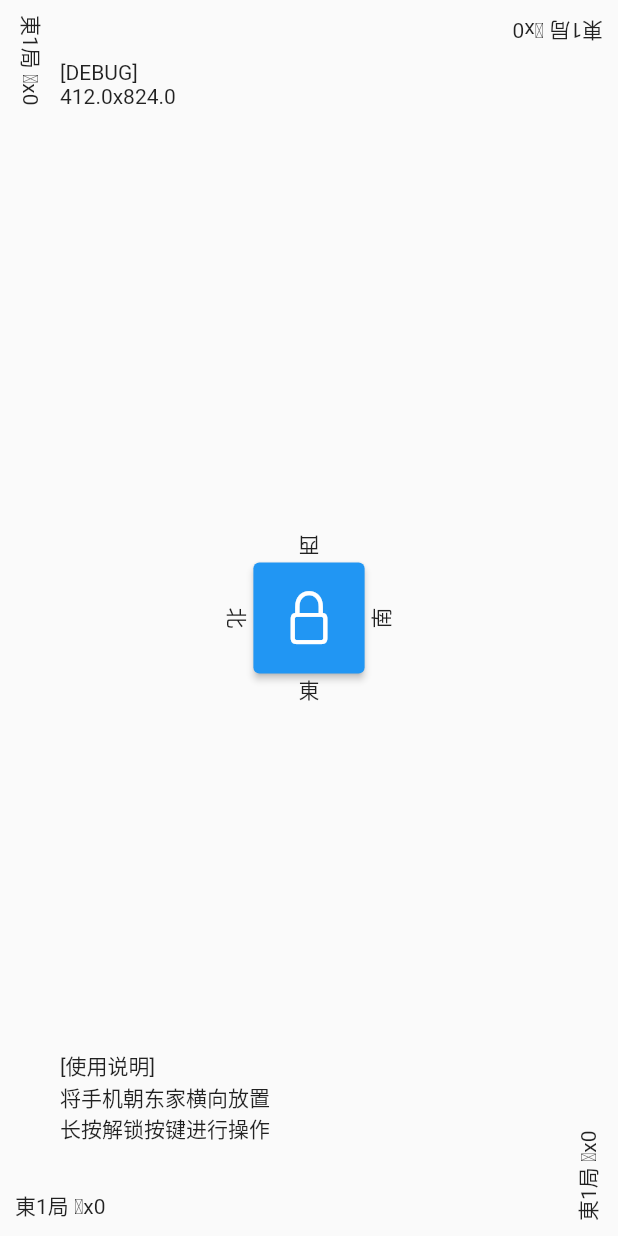
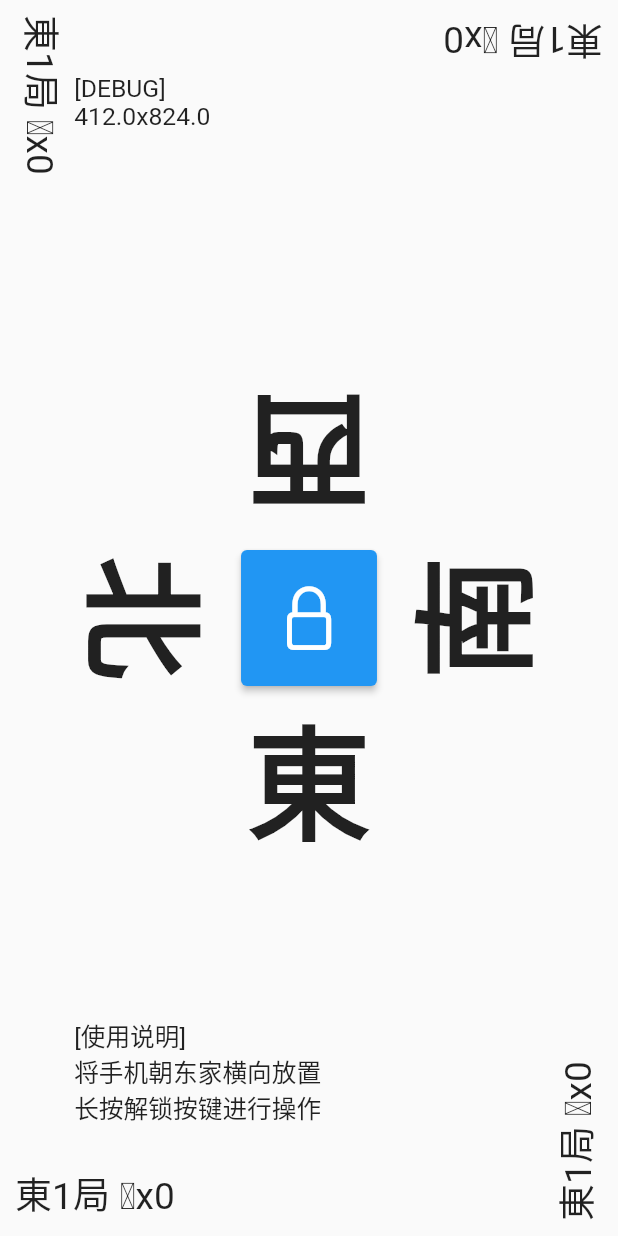
Before and after one commit to Ex-Studio/OfflineMahjongIndicator, a Flutter app: the screen it shows after launch, on a phone screen of 412 x 824 dp. Run offline on Flutter 3.47's test engine with Material 2 defaults, Android fonts, the phone set to English and light mode, and no system bars.

Commit message:
add text style

```diff
--- a/lib/_constants.dart
+++ b/lib/_constants.dart
@@ -1 +1,6 @@
-import 'package:flutter/material.dart';
+const double centerButtonIconSizePercentage = 0.12;
+const double centerButtonPaddingSizePercentage = 0.05;
+const double centerLargeTextSizePercentage = 0.20;
+const double cornerSmallTextSizePercentage = 0.06;
+
+const double debugTextSizePercentage = 0.04;
--- a/lib/main.dart
+++ b/lib/main.dart
@@ -6,6 +6,7 @@ import 'package:flutter/cupertino.dart';
 import 'package:playground221107/_extensions.dart';
 import 'package:playground221107/_models.dart';
 import 'package:playground221107/_widgets.dart';
+import 'package:playground221107/_constants.dart';
 
 void main() {
   runApp(
@@ -37,22 +38,39 @@ ${MyExtensions.screenWidth(context)}x${MyExtensions.screenHeight(context)}
 长按解锁按键进行操作
 """;
 
+    TextStyle cornerSmallTextStyle = TextStyle(
+        fontSize: MyExtensions.screenLengthShorter(context) *
+            cornerSmallTextSizePercentage);
+
     final currentJuChangText = Consumer<MyModel>(
       builder: (context, model, child) {
-        return Text("${model.currentJu.description()} ꘖx${model.currentChang}");
+        return Text(
+          "${model.currentJu.description()} ꘖx${model.currentChang}",
+          style: cornerSmallTextStyle,
+        );
       },
     );
 
     return Stack(
       children: [
         MyCornerWidget(
-            padding: 40.0,
+            padding: MyExtensions.screenLengthShorter(context) *
+                2.0 *
+                cornerSmallTextSizePercentage,
             corner: MyCornerEnum.topLeft,
-            child: Text(debugInfo)),
+            child: Text(debugInfo,
+                style: TextStyle(
+                    fontSize: MyExtensions.screenLengthShorter(context) *
+                        debugTextSizePercentage))),
         MyCornerWidget(
-            padding: 40.0,
+            padding: MyExtensions.screenLengthShorter(context) *
+                2.0 *
+                cornerSmallTextSizePercentage,
             corner: MyCornerEnum.bottomLeft,
-            child: Text(usageInfo)),
+            child: Text(usageInfo,
+                style: TextStyle(
+                    fontSize: MyExtensions.screenLengthShorter(context) *
+                        debugTextSizePercentage))),
         CenterView(),
         MyCornerWidget(
             corner: MyCornerEnum.bottomLeft,
@@ -80,6 +98,10 @@ class CenterView extends StatelessWidget {
 
   @override
   Widget build(BuildContext context) {
+    TextStyle centerLargeTextStyle = TextStyle(
+        fontSize: MyExtensions.screenLengthShorter(context) *
+            centerLargeTextSizePercentage,
+        fontWeight: FontWeight.bold);
     return Column(
       mainAxisAlignment: MainAxisAlignment.center,
       children: [
@@ -88,12 +110,24 @@ class CenterView extends StatelessWidget {
           children: [
             Row(
               mainAxisAlignment: MainAxisAlignment.center,
-              children: [RotatedBox(quarterTurns: 2, child: Text("西"))],
+              children: [
+                RotatedBox(
+                    quarterTurns: 2,
+                    child: Text(
+                      "西",
+                      style: centerLargeTextStyle,
+                    ))
+              ],
             ),
             Row(
               mainAxisAlignment: MainAxisAlignment.center,
               children: [
-                RotatedBox(quarterTurns: 1, child: Text("北")),
+                RotatedBox(
+                    quarterTurns: 1,
+                    child: Text(
+                      "北",
+                      style: centerLargeTextStyle,
+                    )),
                 Consumer<MyModel>(
                   builder: (context, model, child) {
                     return ElevatedButton(
@@ -109,7 +143,8 @@ class CenterView extends StatelessWidget {
                       style: ElevatedButton.styleFrom(
                         // shape: CircleBorder(),
                         padding: EdgeInsets.all(
-                            MyExtensions.screenLengthShorter(context) * 0.04),
+                            MyExtensions.screenLengthShorter(context) *
+                                centerButtonPaddingSizePercentage),
                         backgroundColor: Colors.blue,
                         foregroundColor: Colors.white,
                       ),
@@ -117,17 +152,30 @@ class CenterView extends StatelessWidget {
                         model.isOperating
                             ? CupertinoIcons.play
                             : CupertinoIcons.lock,
-                        size: MyExtensions.screenLengthShorter(context) * 0.10,
+                        size: MyExtensions.screenLengthShorter(context) *
+                            centerButtonIconSizePercentage,
                       ),
                     );
                   },
                 ),
-                RotatedBox(quarterTurns: 3, child: Text("南")),
+                RotatedBox(
+                    quarterTurns: 3,
+                    child: Text(
+                      "南",
+                      style: centerLargeTextStyle,
+                    )),
               ],
             ),
             Row(
               mainAxisAlignment: MainAxisAlignment.center,
-              children: [RotatedBox(quarterTurns: 0, child: Text("東"))],
+              children: [
+                RotatedBox(
+                    quarterTurns: 0,
+                    child: Text(
+                      "東",
+                      style: centerLargeTextStyle,
+                    ))
+              ],
             ),
           ],
         ),
```
